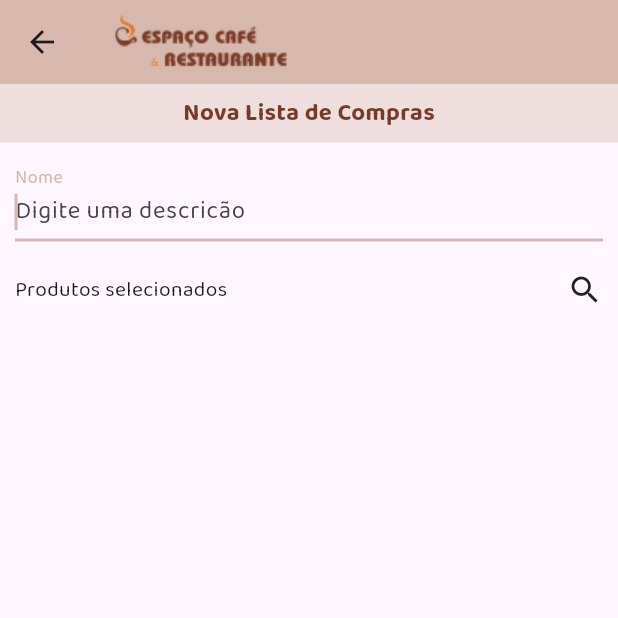
After one commit to gian418/espaco_cafe_restaurante, a Flutter app: the ListaCompras screen opened by its route, after a tap on the "add" icon, on a phone screen of 412 x 824 dp, the top half of it. The commit adds this screen. Run offline on Flutter 3.47's test engine with Material 3 defaults, Android fonts, the phone set to English and light mode, and no system bars; our stand-ins replace cloud_firestore, firebase_auth, firebase_core; accounts and stored records are empty; generated files the repository leaves out were written again.

Commit message:
Cadastro lista compras

```diff
--- /dev/null
+++ b/lib/cadastro_lista_compra.dart
@@ -0,0 +1,98 @@
+import 'package:espaco_cafe_restaurante/app_bar_default.dart';
+import 'package:flutter/material.dart';
+
+class CadastroListaCompra extends StatefulWidget {
+  const CadastroListaCompra({super.key});
+
+  @override
+  State<CadastroListaCompra> createState() => _CadastroListaCompraState();
+}
+
+class _CadastroListaCompraState extends State<CadastroListaCompra> {
+  TextEditingController _descricaoController = TextEditingController();
+
+  @override
+  Widget build(BuildContext context) {
+    return Scaffold(
+      appBar: AppBarDefault.build(),
+      body: Container(
+        child: Column(
+          children: [
+            Container(
+              padding: const EdgeInsets.all(8),
+              alignment: Alignment.center,
+              width: double.infinity,
+              color: const Color.fromRGBO(214, 185, 172, 0.41),
+              child: const Text(
+                "Nova Lista de Compras",
+                style: TextStyle(
+                    color: Color.fromRGBO(116, 60, 41, 1),
+                    fontSize: 16,
+                    fontWeight: FontWeight.w600),
+              ),
+            ),
+            Padding(
+                padding: const EdgeInsets.all(10),
+                child: TextField(
+                  controller: _descricaoController,
+                  autofocus: true,
+                  decoration: const InputDecoration(
+                    labelText: "Nome",
+                    hintText: "Digite uma descricão",
+                  ),
+                ),
+            ),
+            Padding(
+              padding: const EdgeInsets.fromLTRB(10, 10, 10, 10),
+              child: Row(
+                mainAxisAlignment: MainAxisAlignment.spaceBetween,
+                children: [
+                  Text("Produtos selecionados"),
+                  Icon(Icons.search)
+                ],
+              ),
+            ),
+            // Expanded(
+            //   child: StreamBuilder<List<Produto>>(
+            //     stream: _streamProdutos,
+            //     builder: (context, snapshot) {
+            //       switch (snapshot.connectionState) {
+            //         case ConnectionState.none:
+            //         case ConnectionState.waiting:
+            //           return const Center(
+            //             child: Column(
+            //               children: [
+            //                 Text("Carregando produtos"),
+            //                 CircularProgressIndicator()
+            //               ],
+            //             ),
+            //           );
+            //           break;
+            //         case ConnectionState.active:
+            //         case ConnectionState.done:
+            //           if (snapshot.hasData && snapshot.data!.isNotEmpty) {
+            //             return ListView.builder(
+            //               itemCount: snapshot.data!.length,
+            //               itemBuilder: (_, indice) {
+            //                 List<Produto> produtos = snapshot.data!;
+            //                 Produto produto = produtos[indice];
+            //                 return criarItemStreamBuilder(
+            //                     context, indice, produto);
+            //               },
+            //             );
+            //           } else {
+            //             return const Center(
+            //               child: Text("Nenhum produto encontrado."),
+            //             );
+            //           }
+            //           break;
+            //       }
+            //     },
+            //   ),
+            // ),
+          ],
+        ),
+      ),
+    );
+  }
+}
--- a/lib/lista_compras.dart
+++ b/lib/lista_compras.dart
@@ -2,6 +2,7 @@ import 'package:cloud_firestore/cloud_firestore.dart';
 import 'package:espaco_cafe_restaurante/app_bar_default.dart';
 import 'package:espaco_cafe_restaurante/end_drawer_default.dart';
 import 'package:espaco_cafe_restaurante/model/listas_compra.dart';
+import 'package:espaco_cafe_restaurante/route_generator.dart';
 import 'package:flutter/material.dart';
 
 class ListaCompras extends StatefulWidget {
@@ -337,6 +338,14 @@ class _ListaComprasState extends State<ListaCompras> {
           ],
         ),
       ),
+      floatingActionButton:  FloatingActionButton(
+        onPressed: () {
+          Navigator.pushNamed(context, RouteGenerator.CADASTRO_LISTA_COMPRA);
+        },
+        backgroundColor: const Color(0xffD6B9AC),
+        foregroundColor: const Color(0xff743C29),
+        child: const Icon(Icons.add),
+      ),
     );
   }
 }
--- a/lib/produtos.dart
+++ b/lib/produtos.dart
@@ -41,7 +41,7 @@ class _ProdutosState extends State<Produtos> {
             style: const TextStyle(
                 color: Color.fromRGBO(116, 60, 41, 1),
                 fontSize: 16,
-                fontWeight: FontWeight.bold),
+                fontWeight: FontWeight.bold)
           ),
           onTap: () {
             _exibirTelaCadastro(produto: produto);
--- a/lib/route_generator.dart
+++ b/lib/route_generator.dart
@@ -1,3 +1,4 @@
+import 'package:espaco_cafe_restaurante/cadastro_lista_compra.dart';
 import 'package:espaco_cafe_restaurante/fornecedores.dart';
 import 'package:espaco_cafe_restaurante/lista_compras.dart';
 import 'package:espaco_cafe_restaurante/login.dart';
@@ -11,6 +12,7 @@ class RouteGenerator {
   static const LISTA_COMRPAS = "/listaCompras";
   static const PRODUTOS = "/produtos";
   static const FORNECEDORES = "/fornecedores";
+  static const CADASTRO_LISTA_COMPRA = "/cadastroListaCompra";
 
   static Route<dynamic> generateRoute(RouteSettings settings) {
 
@@ -25,6 +27,8 @@ class RouteGenerator {
         return MaterialPageRoute(builder: (_) => const Produtos());
       case FORNECEDORES:
         return MaterialPageRoute(builder: (_) => const Fornecedores());
+      case CADASTRO_LISTA_COMPRA:
+        return MaterialPageRoute(builder: (_) => const CadastroListaCompra());
       default:
         return  _erroRota();
     }
```
